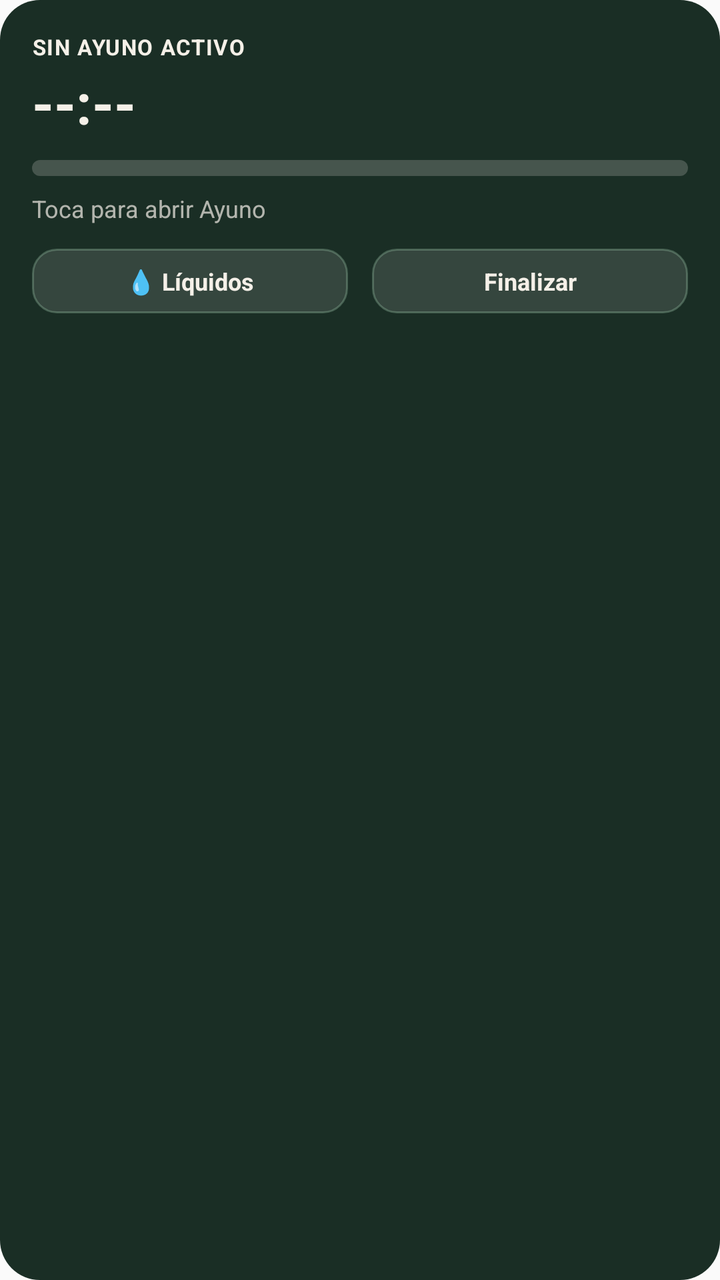
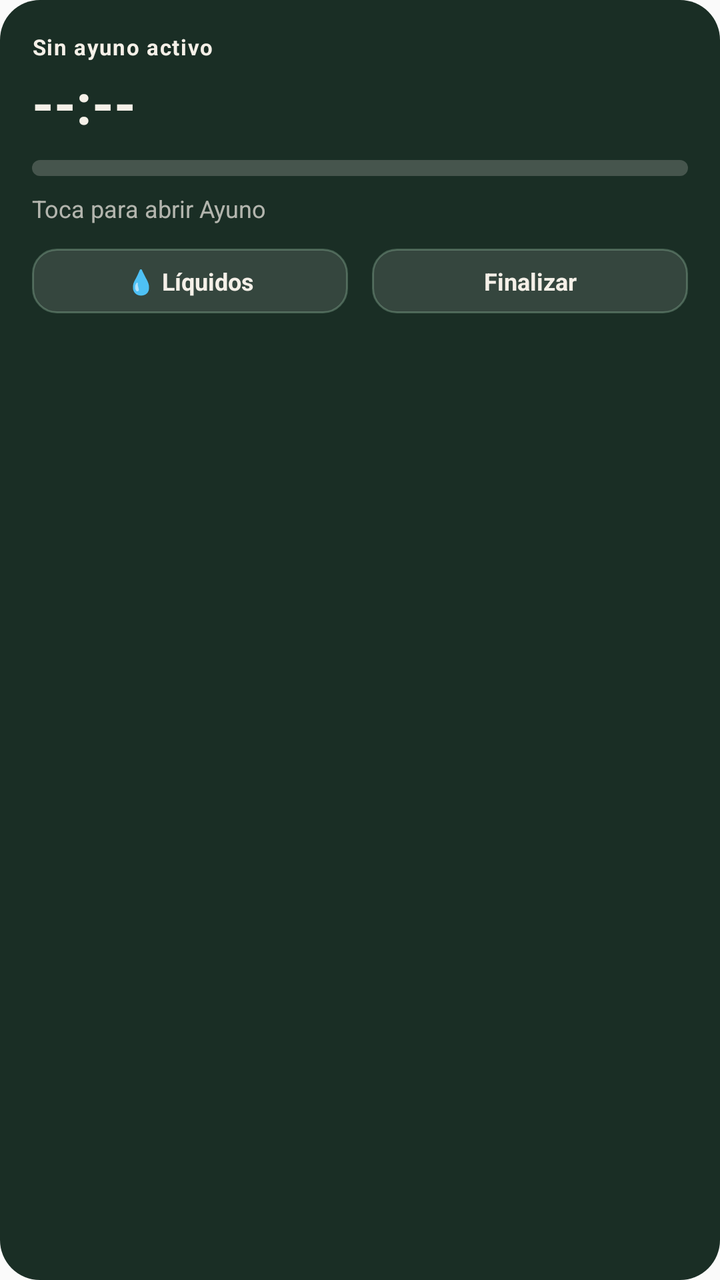

Before-and-after screenshots of an Android layout around one commit, followed by the original layout XML and the change that was made.
<!-- AndroidManifest.xml: application theme Theme.Ayuno -->
<!-- res/layout/widget_fasting.xml -->
<?xml version="1.0" encoding="utf-8"?>
<LinearLayout xmlns:android="http://schemas.android.com/apk/res/android"
    android:id="@+id/widget_root"
    android:layout_width="match_parent"
    android:layout_height="match_parent"
    android:background="@drawable/widget_background"
    android:orientation="vertical"
    android:padding="16dp">

    <TextView
        android:id="@+id/widget_phase"
        android:layout_width="wrap_content"
        android:layout_height="wrap_content"
        android:textColor="@color/widget_text"
        android:textSize="11sp"
        android:textStyle="bold"
        android:letterSpacing="0.05"
        android:text="SIN AYUNO ACTIVO" />

    <TextView
        android:id="@+id/widget_time"
        android:layout_width="wrap_content"
        android:layout_height="wrap_content"
        android:layout_marginTop="2dp"
        android:textColor="@color/widget_text"
        android:textSize="28sp"
        android:textStyle="bold"
        android:text="--:--" />

    <ProgressBar
        android:id="@+id/widget_progress"
        style="?android:attr/progressBarStyleHorizontal"
        android:layout_width="match_parent"
        android:layout_height="8dp"
        android:layout_marginTop="10dp"
        android:max="1000"
        android:progress="0"
        android:progressDrawable="@drawable/widget_progress_bar" />

    <TextView
        android:id="@+id/widget_subtitle"
        android:layout_width="wrap_content"
        android:layout_height="wrap_content"
        android:layout_marginTop="8dp"
        android:textColor="@color/widget_text_muted"
        android:textSize="12sp"
        android:text="Toca para abrir Ayuno" />

    <LinearLayout
        android:id="@+id/widget_actions"
        android:layout_width="match_parent"
        android:layout_height="wrap_content"
        android:layout_marginTop="12dp"
        android:orientation="horizontal">

        <TextView
            android:id="@+id/widget_btn_liquid"
            android:layout_width="0dp"
            android:layout_height="wrap_content"
            android:layout_weight="1"
            android:layout_marginEnd="6dp"
            android:background="@drawable/widget_button_background"
            android:gravity="center"
            android:paddingTop="8dp"
            android:paddingBottom="8dp"
            android:textColor="@color/widget_text"
            android:textSize="12sp"
            android:textStyle="bold"
            android:text="💧 Líquidos" />

        <TextView
            android:id="@+id/widget_btn_end"
            android:layout_width="0dp"
            android:layout_height="wrap_content"
            android:layout_weight="1"
            android:layout_marginStart="6dp"
            android:background="@drawable/widget_button_background"
            android:gravity="center"
            android:paddingTop="8dp"
            android:paddingBottom="8dp"
            android:textColor="@color/widget_text"
            android:textSize="12sp"
            android:textStyle="bold"
            android:text="Finalizar" />

    </LinearLayout>

</LinearLayout>
<!-- resources referenced by this layout -->
<resources>
  <color name="widget_text">#FFF5F0E8</color>
  <color name="widget_text_muted">#B3F5F0E8</color>
  <!-- drawable widget_background (drawable) -->
  <?xml version="1.0" encoding="utf-8"?>
  <shape xmlns:android="http://schemas.android.com/apk/res/android"
      android:shape="rectangle">
      <solid android:color="@color/widget_background" />
      <corners android:radius="20dp" />
  </shape>
  <!-- drawable widget_button_background (drawable) -->
  <?xml version="1.0" encoding="utf-8"?>
  <shape xmlns:android="http://schemas.android.com/apk/res/android"
      android:shape="rectangle">
      <solid android:color="@color/widget_button" />
      <stroke android:width="1dp" android:color="@color/widget_button_stroke" />
      <corners android:radius="12dp" />
  </shape>
  <!-- drawable widget_progress_bar (drawable) -->
  <?xml version="1.0" encoding="utf-8"?>
  <layer-list xmlns:android="http://schemas.android.com/apk/res/android">
      <item android:id="@android:id/background">
          <shape android:shape="rectangle">
              <solid android:color="@color/widget_accent_track" />
              <corners android:radius="6dp" />
          </shape>
      </item>
      <item android:id="@android:id/progress">
          <clip>
              <shape android:shape="rectangle">
                  <solid android:color="@color/widget_accent" />
                  <corners android:radius="6dp" />
              </shape>
          </clip>
      </item>
  </layer-list>
  <style name="Theme.Ayuno" parent="android:Theme.Material.Light.NoActionBar" />
  <color name="widget_background">#FF1A2E25</color>
  <color name="widget_button">#1FF5F0E8</color>
  <color name="widget_button_stroke">#4DA8D4B5</color>
  <color name="widget_accent_track">#33F5F0E8</color>
  <color name="widget_accent">#FFA8D4B5</color>
</resources>

<!-- the commit's change to res/layout/widget_fasting.xml (unified diff, before → after) -->
@@ -15,7 +15,7 @@
         android:textSize="11sp"
         android:textStyle="bold"
         android:letterSpacing="0.05"
-        android:text="SIN AYUNO ACTIVO" />
+        android:text="@string/widget_no_active" />
 
     <TextView
         android:id="@+id/widget_time"
@@ -25,7 +25,7 @@
         android:textColor="@color/widget_text"
         android:textSize="28sp"
         android:textStyle="bold"
-        android:text="--:--" />
+        android:text="@string/widget_time_placeholder" />
 
     <ProgressBar
         android:id="@+id/widget_progress"
@@ -44,7 +44,7 @@
         android:layout_marginTop="8dp"
         android:textColor="@color/widget_text_muted"
         android:textSize="12sp"
-        android:text="Toca para abrir Ayuno" />
+        android:text="@string/widget_tap_to_open" />
 
     <LinearLayout
         android:id="@+id/widget_actions"
@@ -66,7 +66,7 @@
             android:textColor="@color/widget_text"
             android:textSize="12sp"
             android:textStyle="bold"
-            android:text="💧 Líquidos" />
+            android:text="@string/widget_btn_liquid" />
 
         <TextView
             android:id="@+id/widget_btn_end"
@@ -81,7 +81,7 @@
             android:textColor="@color/widget_text"
             android:textSize="12sp"
             android:textStyle="bold"
-            android:text="Finalizar" />
+            android:text="@string/widget_btn_end" />
 
     </LinearLayout>
 
<!-- resource entries referenced after the edit -->
@@ -35,6 +35,11 @@
           </clip>
       </item>
   </layer-list>
+  <string name="widget_btn_end">Finalizar</string>
+  <string name="widget_btn_liquid">💧 Líquidos</string>
+  <string name="widget_no_active">Sin ayuno activo</string>
+  <string name="widget_tap_to_open">Toca para abrir Ayuno</string>
+  <string name="widget_time_placeholder">--:--</string>
   <style name="Theme.Ayuno" parent="android:Theme.Material.Light.NoActionBar" />
   <color name="widget_background">#FF1A2E25</color>
   <color name="widget_button">#1FF5F0E8</color>
